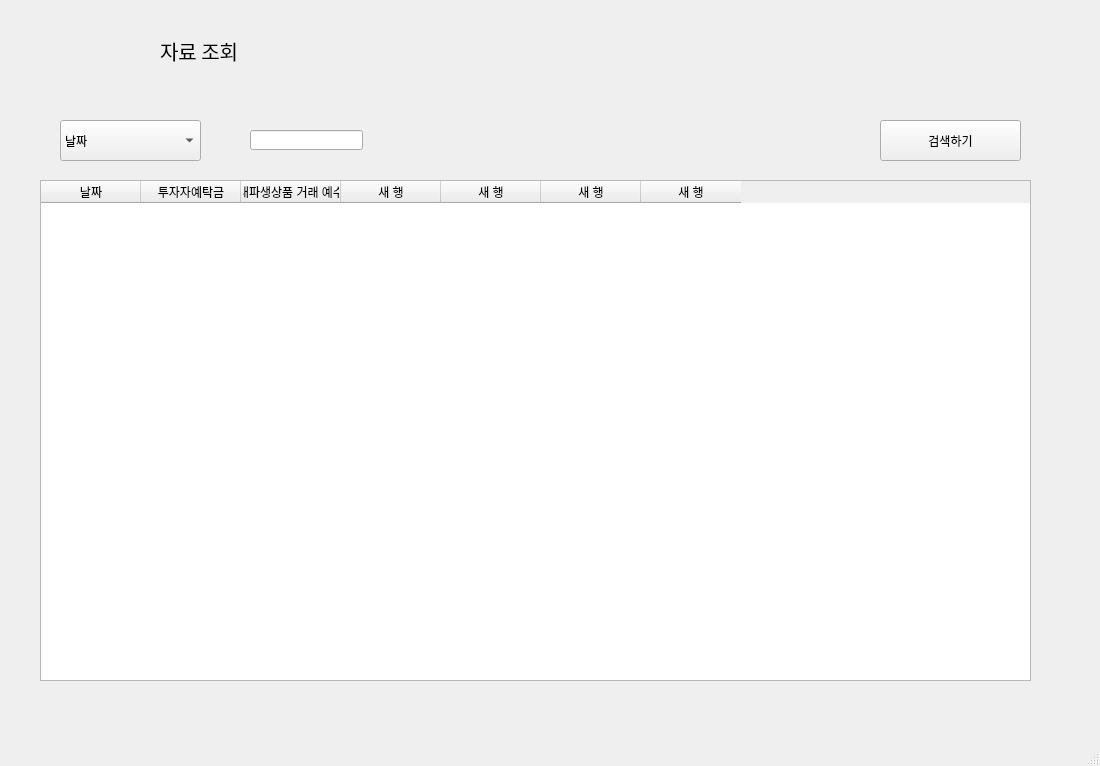
First picture: the form in main.ui, repository syarin03/kosdaq, before the edit.
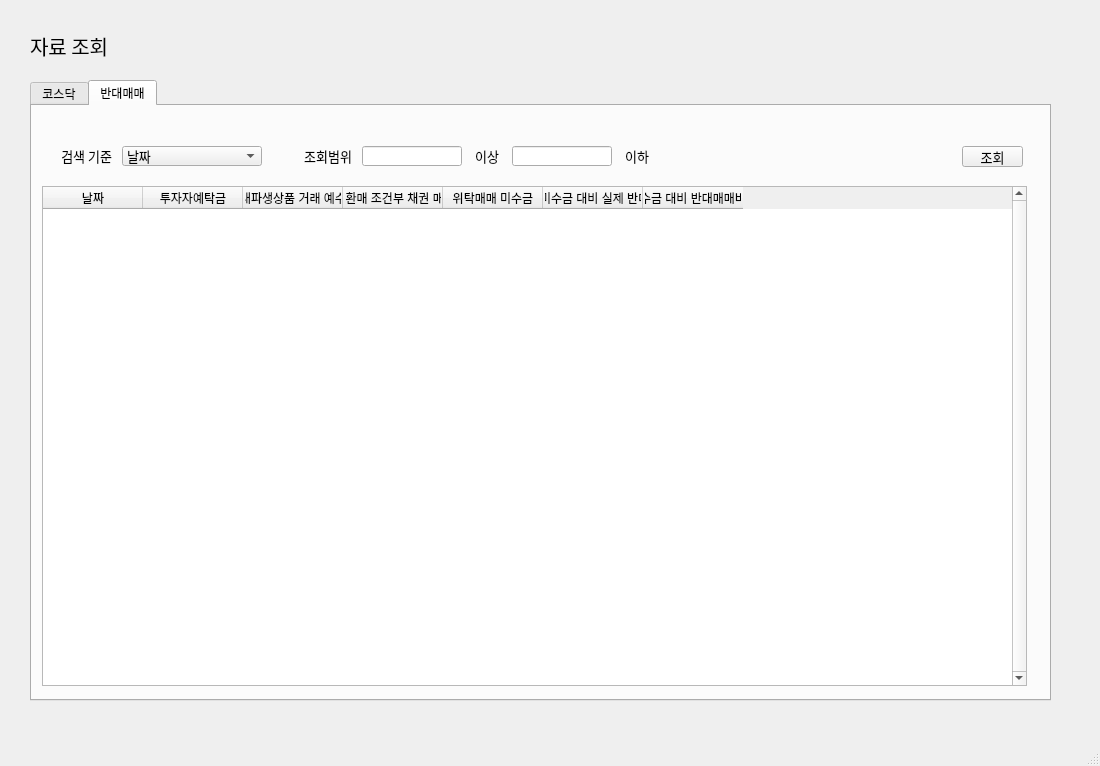
Second picture: the form after the edit. The open tabs and pages were chosen to show the change.

Commit message: UI 개선 및 코스닥 자료 조회 시작

The edit to the form file:
```diff
--- a/main.ui
+++ b/main.ui
@@ -27,10 +27,10 @@
      <widget class="QLabel" name="label_search">
       <property name="geometry">
        <rect>
-        <x>160</x>
-        <y>0</y>
+        <x>30</x>
+        <y>20</y>
         <width>511</width>
-        <height>101</height>
+        <height>51</height>
        </rect>
       </property>
       <property name="font">
@@ -43,15 +43,48 @@
        <string>자료 조회</string>
       </property>
      </widget>
+     <widget class="QTabWidget" name="tab_search">
+      <property name="geometry">
+       <rect>
+        <x>30</x>
+        <y>80</y>
+        <width>1021</width>
+        <height>621</height>
+       </rect>
+      </property>
+      <property name="currentIndex">
+       <number>1</number>
+      </property>
+      <property name="tabBarAutoHide">
+       <bool>false</bool>
+      </property>
+      <widget class="QWidget" name="kosdaq" native="true">
+       <attribute name="title">
+        <string>코스닥</string>
+       </attribute>
+      </widget>
+      <widget class="QWidget" name="covering" native="true">
+       <attribute name="title">
+        <string>반대매매</string>
+       </attribute>
      <widget class="QComboBox" name="search_tag">
       <property name="geometry">
        <rect>
-        <x>60</x>
-        <y>120</y>
-        <width>141</width>
-        <height>41</height>
-       </rect>
-      </property>
+          <x>90</x>
+          <y>40</y>
+          <width>140</width>
+          <height>20</height>
+         </rect>
+        </property>
+        <property name="font">
+         <font>
+          <family>맑은 고딕</family>
+          <pointsize>10</pointsize>
+         </font>
+        </property>
+        <property name="placeholderText">
+         <string/>
+        </property>
       <item>
        <property name="text">
         <string>날짜</string>
@@ -66,10 +99,10 @@
      <widget class="QStackedWidget" name="stack_search">
       <property name="geometry">
        <rect>
-        <x>210</x>
-        <y>110</y>
-        <width>651</width>
-        <height>61</height>
+          <x>240</x>
+          <y>30</y>
+          <width>571</width>
+          <height>41</height>
        </rect>
       </property>
       <property name="currentIndex">
@@ -158,14 +191,90 @@
        </widget>
       </widget>
       <widget class="QWidget" name="search_2">
-       <widget class="QLineEdit" name="lineEdit">
+         <widget class="QLabel" name="label_4">
         <property name="geometry">
          <rect>
-          <x>40</x>
-          <y>20</y>
-          <width>113</width>
+            <x>200</x>
+            <y>10</y>
+            <width>30</width>
           <height>20</height>
          </rect>
+          </property>
+          <property name="font">
+           <font>
+            <family>맑은 고딕</family>
+            <pointsize>10</pointsize>
+           </font>
+          </property>
+          <property name="text">
+           <string>이상</string>
+          </property>
+          <property name="alignment">
+           <set>Qt::AlignCenter</set>
+          </property>
+         </widget>
+         <widget class="QLabel" name="label_6">
+          <property name="geometry">
+           <rect>
+            <x>20</x>
+            <y>10</y>
+            <width>60</width>
+            <height>20</height>
+           </rect>
+          </property>
+          <property name="font">
+           <font>
+            <family>맑은 고딕</family>
+            <pointsize>10</pointsize>
+           </font>
+          </property>
+          <property name="text">
+           <string>조회범위</string>
+          </property>
+          <property name="alignment">
+           <set>Qt::AlignRight|Qt::AlignTrailing|Qt::AlignVCenter</set>
+          </property>
+         </widget>
+         <widget class="QLineEdit" name="line1">
+          <property name="geometry">
+           <rect>
+            <x>90</x>
+            <y>10</y>
+            <width>100</width>
+            <height>20</height>
+           </rect>
+          </property>
+         </widget>
+         <widget class="QLineEdit" name="line2">
+          <property name="geometry">
+           <rect>
+            <x>240</x>
+            <y>10</y>
+            <width>100</width>
+            <height>20</height>
+           </rect>
+          </property>
+         </widget>
+         <widget class="QLabel" name="label_5">
+          <property name="geometry">
+           <rect>
+            <x>350</x>
+            <y>10</y>
+            <width>30</width>
+            <height>20</height>
+           </rect>
+          </property>
+          <property name="font">
+           <font>
+            <family>맑은 고딕</family>
+            <pointsize>10</pointsize>
+           </font>
+          </property>
+          <property name="text">
+           <string>이하</string>
+          </property>
+          <property name="alignment">
+           <set>Qt::AlignCenter</set>
         </property>
        </widget>
       </widget>
@@ -173,31 +282,54 @@
      <widget class="QPushButton" name="btn_search">
       <property name="geometry">
        <rect>
-        <x>880</x>
-        <y>120</y>
-        <width>141</width>
-        <height>41</height>
-       </rect>
-      </property>
+          <x>930</x>
+          <y>40</y>
+          <width>61</width>
+          <height>21</height>
+         </rect>
+        </property>
+        <property name="font">
+         <font>
+          <family>맑은 고딕</family>
+          <pointsize>10</pointsize>
+         </font>
+        </property>
       <property name="text">
-       <string>검색하기</string>
+         <string>조회</string>
       </property>
      </widget>
      <widget class="QTableWidget" name="table_search">
       <property name="geometry">
        <rect>
-        <x>40</x>
-        <y>180</y>
-        <width>991</width>
-        <height>501</height>
-       </rect>
-      </property>
+          <x>10</x>
+          <y>80</y>
+          <width>985</width>
+          <height>500</height>
+         </rect>
+        </property>
+        <property name="font">
+         <font>
+          <pointsize>9</pointsize>
+         </font>
+        </property>
+        <property name="verticalScrollBarPolicy">
+         <enum>Qt::ScrollBarAlwaysOn</enum>
+        </property>
       <property name="editTriggers">
        <set>QAbstractItemView::NoEditTriggers</set>
       </property>
       <property name="sortingEnabled">
        <bool>true</bool>
       </property>
+        <property name="wordWrap">
+         <bool>true</bool>
+        </property>
+        <property name="cornerButtonEnabled">
+         <bool>true</bool>
+        </property>
+        <attribute name="verticalHeaderVisible">
+         <bool>false</bool>
+        </attribute>
       <column>
        <property name="text">
         <string>날짜</string>
@@ -215,25 +347,51 @@
       </column>
       <column>
        <property name="text">
-        <string>새 행</string>
+          <string>대고객 환매 조건부 채권 매도잔고</string>
        </property>
       </column>
       <column>
        <property name="text">
-        <string>새 행</string>
+          <string>위탁매매 미수금</string>
        </property>
       </column>
       <column>
        <property name="text">
-        <string>새 행</string>
+          <string>위탁매매 미수금 대비 실제 반대매매금액</string>
        </property>
       </column>
       <column>
        <property name="text">
-        <string>새 행</string>
+          <string>미수금 대비 반대매매비중</string>
        </property>
       </column>
      </widget>
+       <widget class="QLabel" name="label_2">
+        <property name="geometry">
+         <rect>
+          <x>20</x>
+          <y>40</y>
+          <width>60</width>
+          <height>20</height>
+         </rect>
+        </property>
+        <property name="font">
+         <font>
+          <family>맑은 고딕</family>
+          <pointsize>10</pointsize>
+         </font>
+        </property>
+        <property name="text">
+         <string>검색 기준</string>
+        </property>
+        <property name="alignment">
+         <set>Qt::AlignRight|Qt::AlignTrailing|Qt::AlignVCenter</set>
+        </property>
+       </widget>
+      </widget>
+     </widget>
+     <zorder>tab_search</zorder>
+     <zorder>label_search</zorder>
     </widget>
     <widget class="QWidget" name="page_2"/>
    </widget>
```
Left out of the diff: 77 changed lines with no effect on the pictures. Lines whose indentation alone changed are shown as unchanged. The commit also changes 1 other file.
